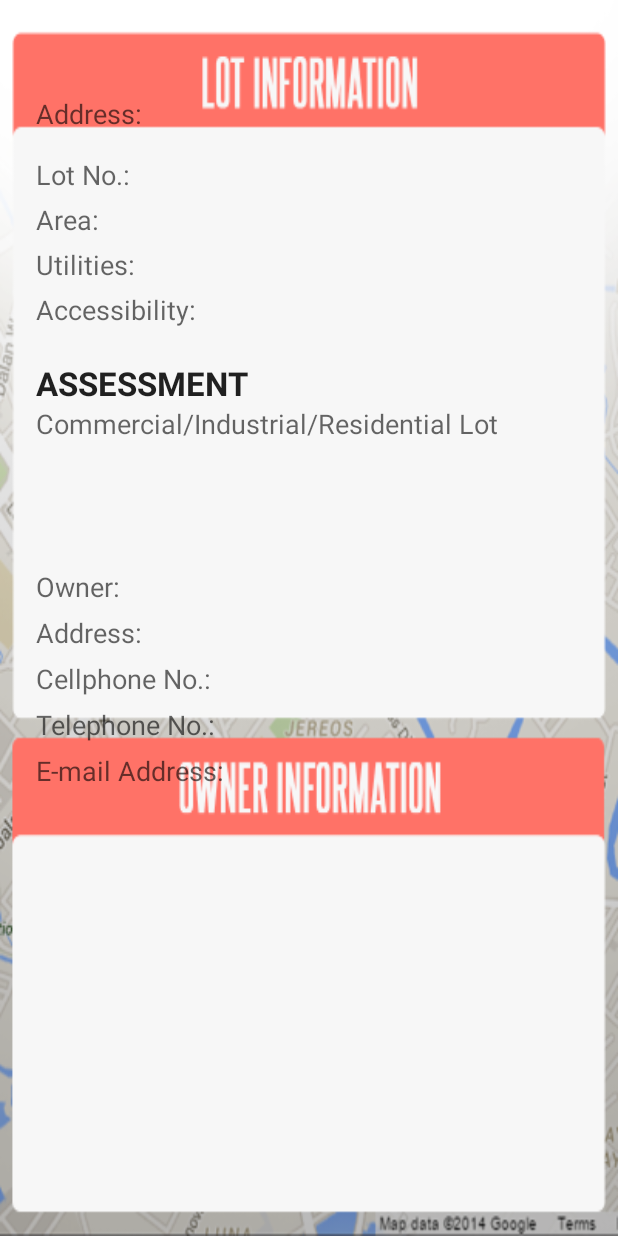
After one commit to iLuvSushi/IPPv2, an Android app: the layout info_layout.xml on its own in the app's theme, with its tools: preview values and no code run, on a phone screen of 412 x 824 dp. The commit adds this screen. Run offline under Robolectric (Android 15) with nearby library versions, the phone set to English and light mode, and no system bars.

Commit message:
Marker update

```diff
--- a/IPPv2/app/src/main/java/com/example/diana/ippv2/MapFragment.java
+++ b/IPPv2/app/src/main/java/com/example/diana/ippv2/MapFragment.java
@@ -5,11 +5,11 @@ import com.google.android.gms.maps.*;
 import com.google.android.gms.maps.model.*;
 import com.google.android.gms.maps.GoogleMap;
 import android.support.v4.app.FragmentActivity;
+import com.google.android.gms.maps.OnMapReadyCallback;
 import com.google.android.gms.maps.CameraUpdateFactory;
+import com.google.android.gms.maps.GoogleMap.OnMarkerClickListener;
 
-import com.google.android.gms.maps.OnMapReadyCallback;
-
-public class MapFragment extends FragmentActivity implements OnMapReadyCallback
+public class MapFragment extends FragmentActivity implements OnMapReadyCallback, OnMarkerClickListener
 {
     private SupportMapFragment sMapFragment;
 
@@ -34,10 +34,21 @@ public class MapFragment extends FragmentActivity implements OnMapReadyCallback
         mMap.setMapType(GoogleMap.MAP_TYPE_TERRAIN);
         mMap.moveCamera(CameraUpdateFactory.newLatLngZoom(ILOILO, 12));
 
-        mMap.addMarker(new MarkerOptions()
-                .title("Empty Lot 1")
-                .snippet("blah blah blah")
-                .position(one)
-                .icon(BitmapDescriptorFactory.defaultMarker(BitmapDescriptorFactory.HUE_AZURE)));
+        Marker oneJRD = mMap.addMarker(new MarkerOptions()
+                            .title("Lot ID: 0115-0001JRD")
+                            .snippet("Click for more info")
+                            .position(one)
+                            .icon(BitmapDescriptorFactory.defaultMarker(BitmapDescriptorFactory.HUE_AZURE)));
+
+        oneJRD.showInfoWindow();
+        mMap.setOnMarkerClickListener(this);
+    }
+
+    @Override
+    public boolean onMarkerClick (Marker marker)
+    {
+        setContentView(R.layout.info_layout);
+
+        return false;
     }
 }
--- /dev/null
+++ b/IPPv2/app/src/main/res/layout/info_layout.xml
@@ -0,0 +1,141 @@
+<?xml version="1.0" encoding="utf-8"?>
+<RelativeLayout xmlns:android="http://schemas.android.com/apk/res/android"
+    android:orientation="vertical" android:layout_width="match_parent"
+    android:layout_height="match_parent"
+    android:background="@drawable/ic_infobg">
+
+    <TextView
+        android:layout_width="wrap_content"
+        android:layout_height="wrap_content"
+        android:textAppearance="?android:attr/textAppearanceMedium"
+        android:id="@+id/addressTV"
+        android:layout_marginLeft="24dp"
+        android:layout_marginStart="24dp"
+        android:layout_marginTop="63dp"
+        android:singleLine="true"
+        android:text="Address: "
+        android:layout_alignParentTop="true"
+        android:layout_alignParentLeft="true"
+        android:layout_alignParentStart="true" />
+
+    <TextView
+        android:layout_width="wrap_content"
+        android:layout_height="wrap_content"
+        android:textAppearance="?android:attr/textAppearanceMedium"
+        android:text="Lot No.: "
+        android:id="@+id/lotnumTV"
+        android:layout_below="@+id/addressTV"
+        android:layout_alignLeft="@+id/addressTV"
+        android:layout_alignStart="@+id/addressTV"
+        android:layout_marginTop="16dp" />
+
+    <TextView
+        android:layout_width="wrap_content"
+        android:layout_height="wrap_content"
+        android:textAppearance="?android:attr/textAppearanceMedium"
+        android:text="Area: "
+        android:id="@+id/areaTV"
+        android:layout_below="@+id/lotnumTV"
+        android:layout_alignLeft="@+id/lotnumTV"
+        android:layout_alignStart="@+id/lotnumTV"
+        android:layout_marginTop="5dp" />
+
+    <TextView
+        android:layout_width="wrap_content"
+        android:layout_height="wrap_content"
+        android:textAppearance="?android:attr/textAppearanceMedium"
+        android:text="Utilities: "
+        android:id="@+id/utilTV"
+        android:layout_below="@+id/areaTV"
+        android:layout_alignLeft="@+id/areaTV"
+        android:layout_alignStart="@+id/areaTV"
+        android:layout_marginTop="5dp" />
+
+    <TextView
+        android:layout_width="wrap_content"
+        android:layout_height="wrap_content"
+        android:textAppearance="?android:attr/textAppearanceMedium"
+        android:text="Accessibility: "
+        android:id="@+id/accsTV"
+        android:layout_below="@+id/utilTV"
+        android:layout_alignLeft="@+id/utilTV"
+        android:layout_alignStart="@+id/utilTV"
+        android:layout_marginTop="5dp" />
+
+    <TextView
+        android:layout_width="wrap_content"
+        android:layout_height="wrap_content"
+        android:textAppearance="?android:attr/textAppearanceLarge"
+        android:text="ASSESSMENT"
+        android:id="@+id/assTV"
+        android:layout_below="@+id/accsTV"
+        android:layout_alignLeft="@+id/accsTV"
+        android:layout_alignStart="@+id/accsTV"
+        android:layout_marginTop="22dp"
+        android:textStyle="bold" />
+
+    <TextView
+        android:layout_width="wrap_content"
+        android:layout_height="wrap_content"
+        android:textAppearance="?android:attr/textAppearanceMedium"
+        android:text="Commercial/Industrial/Residential Lot"
+        android:id="@+id/typeTV"
+        android:layout_below="@+id/assTV"
+        android:layout_alignLeft="@+id/assTV"
+        android:layout_alignStart="@+id/assTV" />
+
+    <TextView
+        android:layout_width="wrap_content"
+        android:layout_height="wrap_content"
+        android:textAppearance="?android:attr/textAppearanceMedium"
+        android:text="Owner: "
+        android:id="@+id/ownerTV"
+        android:layout_marginTop="84dp"
+        android:layout_below="@+id/typeTV"
+        android:layout_alignLeft="@+id/typeTV"
+        android:layout_alignStart="@+id/typeTV" />
+
+    <TextView
+        android:layout_width="wrap_content"
+        android:layout_height="wrap_content"
+        android:textAppearance="?android:attr/textAppearanceMedium"
+        android:text="Cellphone No.: "
+        android:id="@+id/cpnumTV"
+        android:layout_below="@+id/owneraddTV"
+        android:layout_alignLeft="@+id/owneraddTV"
+        android:layout_alignStart="@+id/owneraddTV"
+        android:layout_marginTop="6dp" />
+
+    <TextView
+        android:layout_width="wrap_content"
+        android:layout_height="wrap_content"
+        android:textAppearance="?android:attr/textAppearanceMedium"
+        android:text="Telephone No.: "
+        android:id="@+id/telnumTV"
+        android:layout_below="@+id/cpnumTV"
+        android:layout_alignLeft="@+id/cpnumTV"
+        android:layout_alignStart="@+id/cpnumTV"
+        android:layout_marginTop="6dp" />
+
+    <TextView
+        android:layout_width="wrap_content"
+        android:layout_height="wrap_content"
+        android:textAppearance="?android:attr/textAppearanceMedium"
+        android:text="Address: "
+        android:id="@+id/owneraddTV"
+        android:layout_below="@+id/ownerTV"
+        android:layout_alignLeft="@+id/ownerTV"
+        android:layout_alignStart="@+id/ownerTV"
+        android:layout_marginTop="6dp" />
+
+    <TextView
+        android:layout_width="wrap_content"
+        android:layout_height="wrap_content"
+        android:textAppearance="?android:attr/textAppearanceMedium"
+        android:text="E-mail Address: "
+        android:id="@+id/emailTV"
+        android:layout_below="@+id/telnumTV"
+        android:layout_alignLeft="@+id/telnumTV"
+        android:layout_alignStart="@+id/telnumTV"
+        android:layout_marginTop="6dp" />
+</RelativeLayout>
```
Also changed, not shown: IPPv2/app/src/main/res/drawable-xxhdpi/ic_infobg.png (added).
